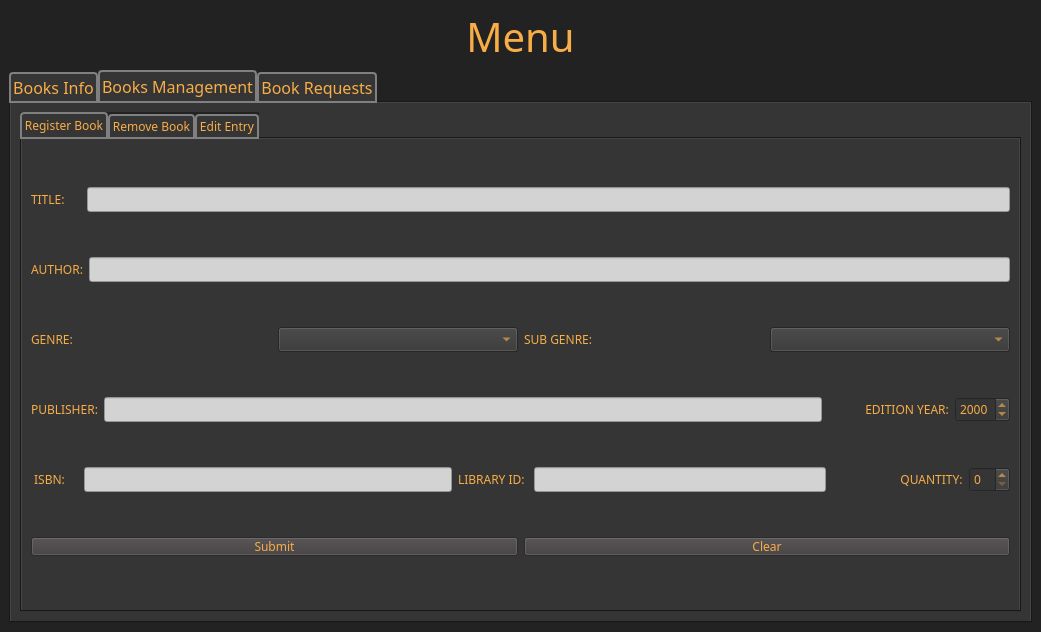
Before: the Qt Designer form mainwindow.ui in DistroRickDev/lms_oop_qt, drawn with Qt 5.
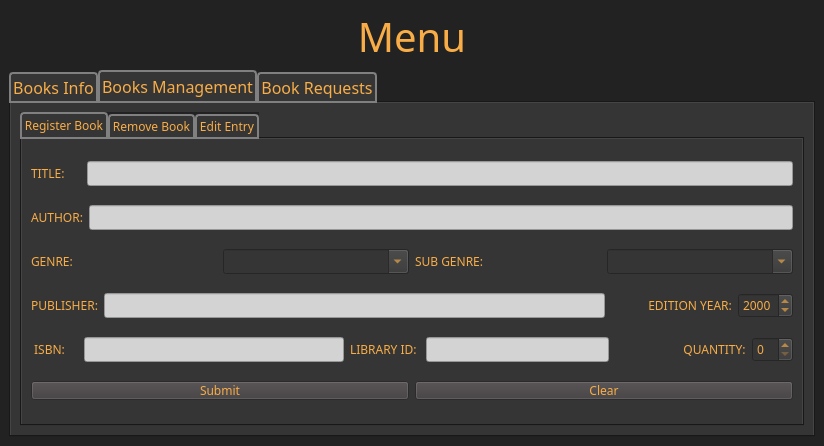
After: the same form once the commit is applied. The open tabs and pages were chosen to show the change.

The edit to the form file:
```diff
--- a/mainwindow.ui
+++ b/mainwindow.ui
@@ -6,8 +6,8 @@
    <rect>
     <x>0</x>
     <y>0</y>
-    <width>1041</width>
-    <height>632</height>
+    <width>824</width>
+    <height>446</height>
    </rect>
   </property>
   <property name="font">
@@ -200,7 +200,11 @@
                    </widget>
                   </item>
                   <item>
-                   <widget class="QComboBox" name="genre_cb"/>
+                   <widget class="QComboBox" name="genre_cb">
+                    <property name="editable">
+                     <bool>true</bool>
+                    </property>
+                   </widget>
                   </item>
                  </layout>
                 </item>
@@ -214,7 +218,11 @@
                    </widget>
                   </item>
                   <item>
-                   <widget class="QComboBox" name="subgenre_cb"/>
+                   <widget class="QComboBox" name="subgenre_cb">
+                    <property name="editable">
+                     <bool>true</bool>
+                    </property>
+                   </widget>
                   </item>
                  </layout>
                 </item>
```
Left out of the diff: 2 changed lines with no effect on the pictures.
